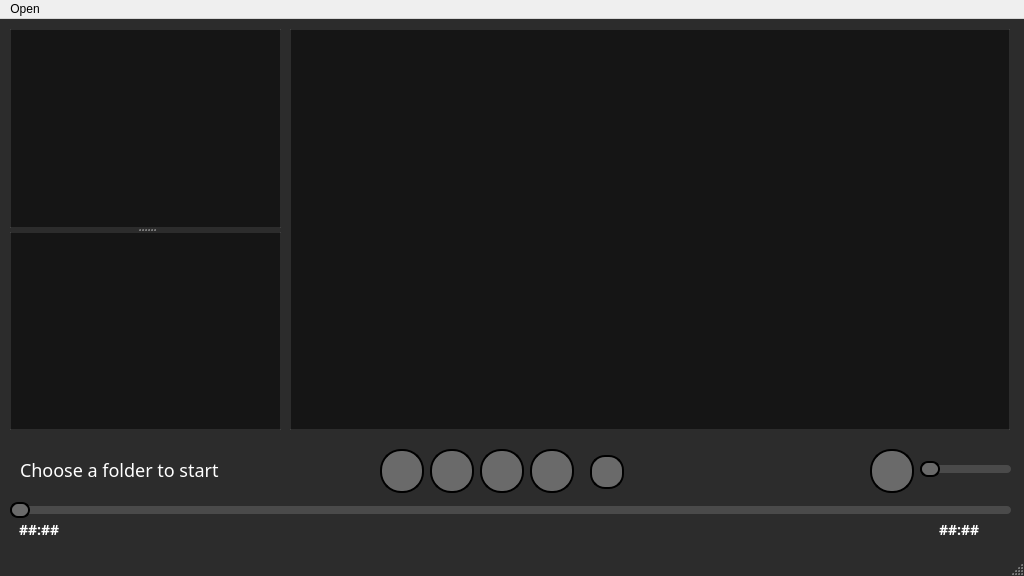
First picture: the form in music-player-qt/mainwindow.ui, repository juangonzalez22/music-player-qt, before the edit.
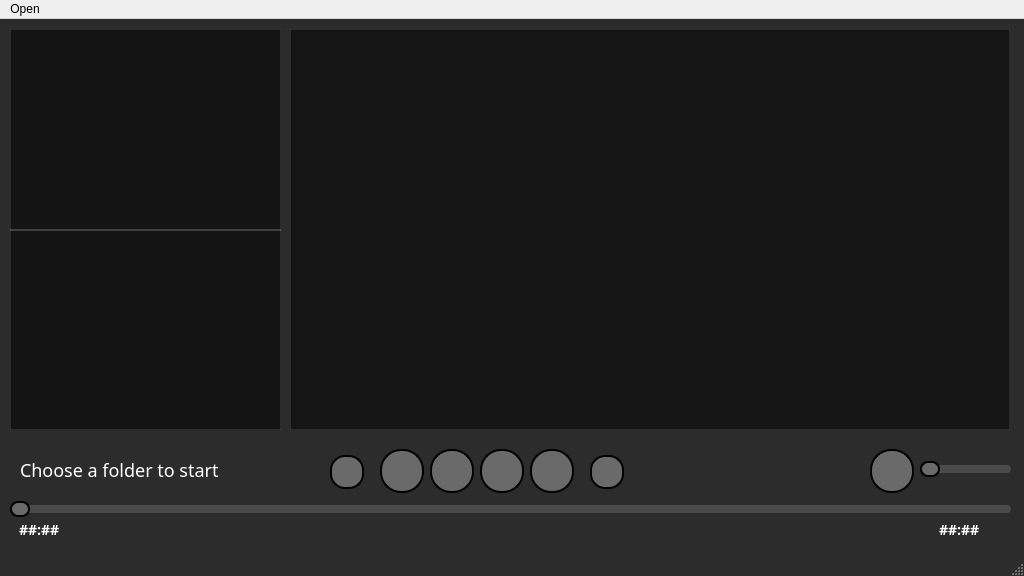
Second picture: the form after the edit. Icons and pictures are not drawn.

Commit message:
Cambios varios
- Se implementó un botón para que la playlist actual se reemplace por una aleatorizada, lo cual puede brindar una experiencia diferente a lo usual en la reproducción de los elementos.
- Se actualizaron las stylesheet de los widgets treeview (explorador) y playlist, ahora tienen un diseño más moderno y  minimalista.
- Se actualizó la stylesheet del spliter que une los widgets de explorer y playlist, ahora no desentona con la estética del reproductor.

```diff
--- a/music-player-qt/mainwindow.ui
+++ b/music-player-qt/mainwindow.ui
@@ -120,7 +120,7 @@
       <x>10</x>
       <y>480</y>
       <width>1001</width>
-      <height>22</height>
+      <height>20</height>
      </rect>
     </property>
     <property name="styleSheet">
@@ -169,7 +169,7 @@
       <x>920</x>
       <y>440</y>
       <width>91</width>
-      <height>21</height>
+      <height>20</height>
      </rect>
     </property>
     <property name="styleSheet">
@@ -520,6 +520,25 @@
       <height>401</height>
      </rect>
     </property>
+    <property name="styleSheet">
+     <string notr="true">QSplitter {
+    background-color: rgba(20, 20, 20, 0.95);
+}
+
+QSplitter::handle {
+    background-color: rgba(40, 40, 40, 0.95);
+    border: 1px solid rgba(255, 255, 255, 0.1);
+    width: 4px;
+}
+
+QSplitter::handle:hover {
+    background-color: rgba(100, 149, 237, 0.4); 
+}
+
+QSplitter::handle:pressed {
+    background-color: rgba(100, 149, 237, 0.6);
+}</string>
+    </property>
     <property name="orientation">
      <enum>Qt::Orientation::Vertical</enum>
     </property>
@@ -534,23 +553,16 @@
      </property>
      <property name="styleSheet">
       <string notr="true">QTreeView {
-    background-color: rgba(20, 20, 20, 0.95);   /* Fondo oscuro */
-    border: 1px solid rgba(255, 255, 255, 0.1); /* Borde sutil */
-    padding: 5px;                              /* Espaciado */
-    color: #D0D0D0;                            /* Color del texto */
+    background-color: rgba(20, 20, 20, 0.95);
+    border: 1px solid rgba(255, 255, 255, 0.1);
+    color: #D0D0D0;
+    selection-background-color: rgba(100, 149, 237, 0.3);
+    selection-color: #FFFFFF;
 }
 
 QTreeView::item {
-    background-color: rgba(35, 35, 35, 0.8);    /* Fondo de los ítems */
-    border: 1px solid rgba(255, 255, 255, 0.08);/* Borde sutil de los ítems */
-    padding: 4px;                              /* Espaciado interno */
-    color: #B0B0B0;                            /* Color de texto de los ítems */
-    border-radius: 0px;                        /* Sin bordes redondeados */
-}
-
-QTreeView::item:selected {
-    background-color: rgba(70, 130, 180, 0.7);  /* Fondo azul oscuro para ítems seleccionados */
-    color: #FFFFFF;                            /* Texto blanco en ítems seleccionados */
+    padding: 4px;
+    border: none;
 }
 
 QTreeView::item:hover {
@@ -558,20 +570,67 @@
     color: #E0E0E0;                            /* Color de texto más claro en hover */
 }
 
+QTreeView::item:selected {
+    background-color: rgba(100, 149, 237, 0.3);
+    color: #FFFFFF;
+}
+
+QTreeView::branch {
+    background-color: transparent;
+}
+
+QTreeView::branch:has-children:!has-siblings:closed,
+QTreeView::branch:closed:has-children:has-siblings {
+    image: url(:/icons/branch-closed.png);
+}
+
+QTreeView::branch:open:has-children:!has-siblings,
+QTreeView::branch:open:has-children:has-siblings {
+    image: url(:/icons/branch-open.png);
+}
+
+QTreeView::branch:selected {
+    background-color: rgba(100, 149, 237, 0.3);
+}
+
+/* Estilo para la barra de desplazamiento */
+QTreeView QScrollBar:vertical {
+    background: rgba(20, 20, 20, 0.95);
+    width: 8px;
+    margin: 0px;
+}
+
+QTreeView QScrollBar::handle:vertical {
+    background: rgba(100, 149, 237, 0.3);
+    min-height: 20px;
+    border-radius: 4px;
+}
+
+QTreeView QScrollBar::handle:vertical:hover {
+    background: rgba(100, 149, 237, 0.5);
+}
+
+QTreeView QScrollBar::add-line:vertical,
+QTreeView QScrollBar::sub-line:vertical {
+    height: 0px;
+}
+
+QTreeView QScrollBar::add-page:vertical,
+QTreeView QScrollBar::sub-page:vertical {
+    background: none;
+}
+
+/* Estilo para el header */
 QHeaderView::section {
-    background-color: rgba(30, 30, 30, 0.95);   /* Fondo oscuro para las cabeceras */
-    color: #FFFFFF;                             /* Texto blanco para las cabeceras */
+    background-color: rgba(30, 30, 30, 0.95);
+    color: #D0D0D0;
     padding: 4px;
-    border: none;                               /* Sin borde */
+    border: 1px solid rgba(255, 255, 255, 0.1);
 }
 
-QTreeView::branch:has-children:!has-siblings {
-    background-color: transparent; /* Fondo transparente para las ramas */
-}
-
-
-
-</string>
+QHeaderView::section:hover {
+    background-color: rgba(100, 149, 237, 0.2);
+}</string>
      </property>
      <property name="animated">
       <bool>true</bool>
@@ -588,33 +647,98 @@
      </property>
      <property name="styleSheet">
       <string notr="true">QListWidget {
-    background-color: rgba(20, 20, 20, 0.95);   /* Fondo oscuro */
-    border: 1px solid rgba(255, 255, 255, 0.1); /* Borde sutil */
-    padding: 5px;                              /* Espaciado */
-    color: #D0D0D0;                            /* Color del texto */
+    background-color: rgba(20, 20, 20, 0.95);
+    border: 1px solid rgba(255, 255, 255, 0.1);
+    color: #D0D0D0;
 }
 
 QListWidget::item {
-    background-color: rgba(35, 35, 35, 0.8);    /* Fondo de los ítems */
-    border: 1px solid rgba(255, 255, 255, 0.08);/* Borde sutil de los ítems */
-    padding: 4px;                              /* Espaciado interno */
-    color: #B0B0B0;                            /* Color de texto de los ítems */
-    border-radius: 0px;                        /* Sin bordes redondeados */
-}
-
-QListWidget::item:selected {
-    background-color: rgba(35, 35, 35, 0.8);  /* Fondo de ítem seleccionado (sin cambios) */
-    color: #E0E0E0;                            /* Texto más claro en ítem seleccionado */
+    padding: 4px;
+    border: none;
 }
 
 QListWidget::item:hover {
     background-color: rgba(100, 149, 237, 0.4); /* Fondo azul oscuro al pasar el mouse */
     color: #E0E0E0;                            /* Color de texto más claro en hover */
 }
-</string>
+
+QListWidget::item:selected {
+    background-color: rgba(100, 149, 237, 0.3);
+    color: #FFFFFF;
+}
+
+QListWidget::item:selected:active {
+    background-color: rgba(100, 149, 237, 0.4);
+}
+
+/* Estilo para la barra de desplazamiento */
+QListWidget QScrollBar:vertical {
+    background: rgba(20, 20, 20, 0.95);
+    width: 8px;
+    margin: 0px;
+}
+
+QListWidget QScrollBar::handle:vertical {
+    background: rgba(100, 149, 237, 0.3);
+    min-height: 20px;
+    border-radius: 4px;
+}
+
+QListWidget QScrollBar::handle:vertical:hover {
+    background: rgba(100, 149, 237, 0.5);
+}
+
+QListWidget QScrollBar::add-line:vertical,
+QListWidget QScrollBar::sub-line:vertical {
+    height: 0px;
+}
+
+QListWidget QScrollBar::add-page:vertical,
+QListWidget QScrollBar::sub-page:vertical {
+    background: none;
+}
+
+/* Estilo para el ítem que se está reproduciendo actualmente */
+QListWidget::item:selected:!active {
+    background-color: rgba(100, 149, 237, 0.3);
+    color: #FFFFFF;
+    font-weight: bold;
+    border-left: 2px solid rgba(100, 149, 237, 0.8);
+}</string>
      </property>
     </widget>
    </widget>
+   <widget class="QPushButton" name="btnShuffle">
+    <property name="geometry">
+     <rect>
+      <x>330</x>
+      <y>436</y>
+      <width>34</width>
+      <height>34</height>
+     </rect>
+    </property>
+    <property name="styleSheet">
+     <string notr="true">QPushButton {
+    border-radius: 15px;  /* Hace que los bordes del botón sean redondeados */
+    min-width: 30px;      /* Establece el ancho mínimo del botón */
+    max-width: 30px;      /* Establece el ancho máximo del botón */
+    min-height: 30px;     /* Establece la altura mínima del botón */
+    max-height: 30px;     /* Establece la altura máxima del botón */
+    border: 2px solid black;  /* Crea un borde sólido negro de 2 píxeles */
+    background-color: #6A6A6A;  /* Establece el color de fondo a #6A6A6A */
+}
+
+QPushButton:pressed {
+    background-color: #555555;  /* Color ligeramente más oscuro cuando se presiona */
+}
+QPushButton:hover {
+    background-color: #C0C0C0; /* Color cuando se pasa el mouse */
+}</string>
+    </property>
+    <property name="text">
+     <string/>
+    </property>
+   </widget>
   </widget>
   <widget class="QMenuBar" name="menubar">
    <property name="geometry">
```
Left out of the diff: 6 changed lines with no effect on the pictures. The commit also changes 5 other files.
